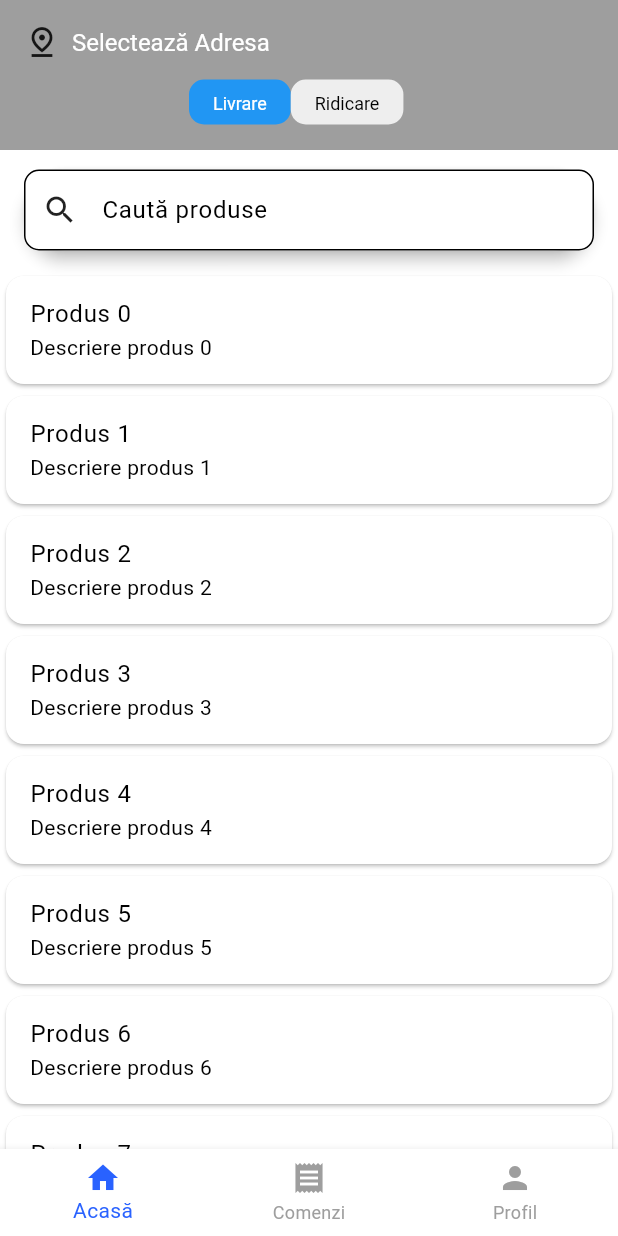
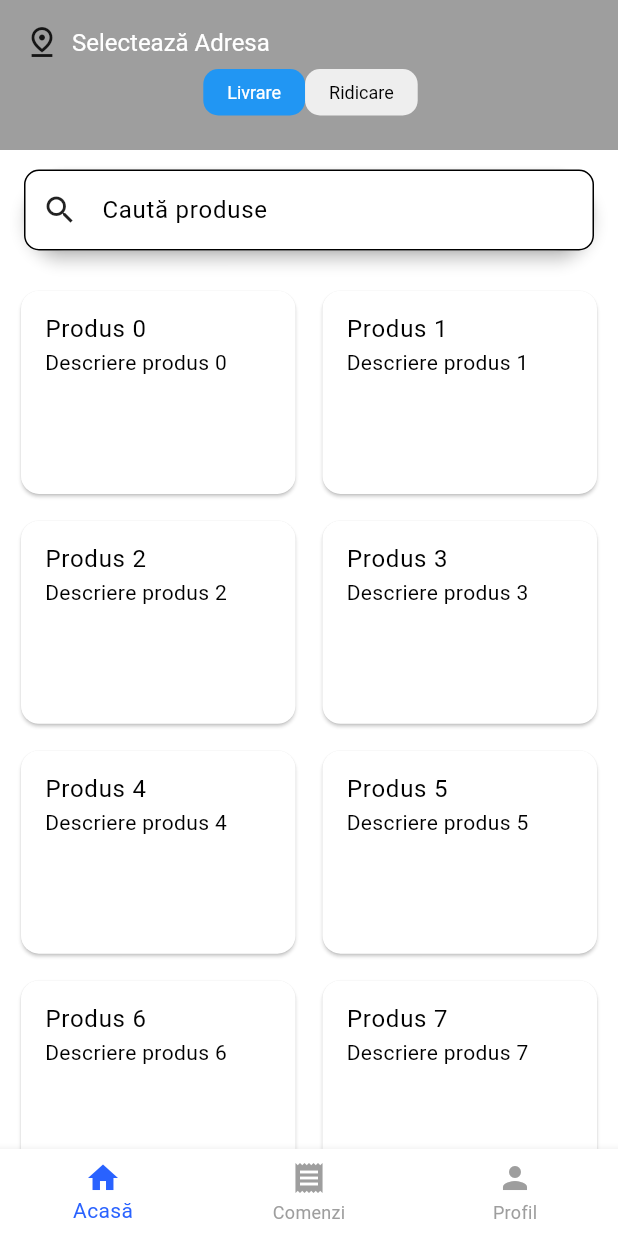
Before and after one commit to alexandru-ariton/butchery_project, a Flutter app: the BaraNavigare screen opened directly, on a phone screen of 412 x 824 dp. Run offline on Flutter 3.47's test engine with Material 3 defaults, Android fonts, the phone set to English and light mode, and no system bars; our stand-ins replace firebase_core, google_maps_flutter, shared_preferences; accounts and stored records are empty.

Commit message:
implementare pagina produse

```diff
--- a/gastrogrid_app/lib/aplicatie_client/Folder_Home/componente_home/butoane_livrare.dart
+++ b/gastrogrid_app/lib/aplicatie_client/Folder_Home/componente_home/butoane_livrare.dart
@@ -1,5 +1,3 @@
-// ignore_for_file: library_private_types_in_public_api, use_key_in_widget_constructors, prefer_const_constructors, sized_box_for_whitespace
-
 import 'package:flutter/material.dart';
 
 class DeliveryToggleButtons extends StatefulWidget {
@@ -12,15 +10,56 @@ class _DeliveryToggleButtonsState extends State<DeliveryToggleButtons> {
 
   @override
   Widget build(BuildContext context) {
-    return Container(
-      height: 40, // Înălțimea container-ului pentru butoane
-      child: Padding(
-        padding: const EdgeInsets.only(left: 110),
+    return Column(
+      mainAxisAlignment: MainAxisAlignment.center,
+      children: [
+        Padding(
+          padding: const EdgeInsets.only(left: 2),
           child: Row(
-          mainAxisSize:MainAxisSize.min, // Face ca Row să fie cât mai mic posibil
+            mainAxisSize: MainAxisSize.min, // Face ca Row să fie cât mai mic posibil
             children: <Widget>[
-            AnimatedContainer(
-              height: 30,
+              _buildDeliveryButton(),
+              _buildPickupButton(),
+            ],
+          ),
+        ),
+        if (isDeliverySelected) ...[
+          SizedBox(height: 10),
+
+          Center(
+            child: Row(
+              mainAxisSize: MainAxisSize.min,
+              children: [
+
+            Icon(Icons.timelapse_outlined,size: 15,),
+            Text('60 min', style: TextStyle(fontSize: 12)),
+            SizedBox(width: 8),
+            Icon(Icons.delivery_dining_outlined,size: 15,),
+            Text('5 lei', style: TextStyle(fontSize: 12)),
+            ],
+                    ),
+          ),
+
+        ] else ...[
+          SizedBox(height: 10),
+          Center(
+            child: Row(
+              mainAxisSize: MainAxisSize.min,
+              children: [
+
+            Icon(Icons.timelapse_outlined,size: 15,),
+            Text('20 min', style: TextStyle(fontSize: 12)),
+
+            ],
+                    ),
+          ),
+        ],
+      ],
+    );
+  }
+
+  Widget _buildDeliveryButton() {
+    return AnimatedContainer(
       duration: Duration(milliseconds: 300),
       curve: Curves.easeInOut,
       decoration: BoxDecoration(
@@ -38,14 +77,15 @@ class _DeliveryToggleButtonsState extends State<DeliveryToggleButtons> {
           'Livrare',
           style: TextStyle(
             color: isDeliverySelected ? Colors.white : Colors.black,
-                     fontSize: 12
+            fontSize: 12,
           ),
         ),
       ),
-            ),
-             // Spațiu între butoane
-            AnimatedContainer(
-              height: 30,
+    );
+  }
+
+  Widget _buildPickupButton() {
+    return AnimatedContainer(
       duration: Duration(milliseconds: 300),
       curve: Curves.easeInOut,
       decoration: BoxDecoration(
@@ -63,12 +103,8 @@ class _DeliveryToggleButtonsState extends State<DeliveryToggleButtons> {
           'Ridicare',
           style: TextStyle(
             color: !isDeliverySelected ? Colors.white : Colors.black,
-                    fontSize: 12
+            fontSize: 12,
           ),
-                ),
-              ),
-            ),
-          ],
         ),
       ),
     );
--- a/gastrogrid_app/lib/aplicatie_client/Folder_Home/pagina_home.dart
+++ b/gastrogrid_app/lib/aplicatie_client/Folder_Home/pagina_home.dart
@@ -3,6 +3,7 @@
 import 'package:flutter/material.dart';
 import 'package:flutter/widgets.dart';
 import 'package:gastrogrid_app/aplicatie_client/Folder_Home/componente_home/butoane_livrare.dart';
+import 'package:gastrogrid_app/aplicatie_client/Folder_Home/componente_home/pagina_produs.dart';
 
 class HomePage extends StatelessWidget {
   @override
@@ -20,7 +21,8 @@ class HomePage extends StatelessWidget {
             automaticallyImplyLeading: false,
             flexibleSpace: FlexibleSpaceBar(
               titlePadding: EdgeInsets.all(16), // Ajustează padding după preferințe
-              title: Column(
+              title: SingleChildScrollView(
+                child: Column(
                   mainAxisAlignment: MainAxisAlignment.end, // Alinează la baza spațiului flexibil
                   crossAxisAlignment: CrossAxisAlignment.start,
                   children: [
@@ -36,9 +38,10 @@ class HomePage extends StatelessWidget {
                                       ),
                     ),
 
-                  SizedBox(height: 8), // Spațiu între text și butoane
+                    SizedBox(height: 6), // Spațiu între text și butoane
                     DeliveryToggleButtons(), // Includem butoanele aici
                   ],
+                ),
               ),
               background: Container(
                 color: Theme.of(context).primaryColor, // Alege o culoare pentru fundal sau un gradient
@@ -75,20 +78,42 @@ class HomePage extends StatelessWidget {
             ),
             pinned: false,
           ),
-          SliverList(
+            // Înlocuiește SliverList cu SliverGrid
+          SliverPadding(
+            padding: EdgeInsets.all(10),
+            sliver: SliverGrid(
+              gridDelegate: SliverGridDelegateWithFixedCrossAxisCount(
+                crossAxisCount: 2, // Numărul de coloane
+                crossAxisSpacing: 10, // Spațierea orizontală între elemente
+                mainAxisSpacing: 10, // Spațierea verticală între elemente
+                childAspectRatio: 4 / 3, // Aspect ratio pentru dimensiunea cardurilor
+              ),
               delegate: SliverChildBuilderDelegate(
   (BuildContext context, int index) {
+    // Mock product data
+    final product = Product(
+      title: 'Produs $index',
+      description: 'Descriere produs $index',
+      price: (index + 1) * 5.0, // Example price calculation
+      imageUrl: 'https://via.placeholder.com/150', // Placeholder image URL
+    );
+
     return Card(
       child: ListTile(
-                    title: Text('Produs $index'),
-                    subtitle: Text('Descriere produs $index'),
+        title: Text(product.title),
+        subtitle: Text(product.description),
         onTap: () {
-                      // Logica pentru deschiderea detaliilor produsului
+          Navigator.of(context).push(
+            MaterialPageRoute(
+              builder: (context) => ProductDetailPage(product: product),
+            ),
+          );
         },
       ),
     );
   },
   childCount: 10, // numărul de produse
+),
             ),
           ),
         ],
--- a/gastrogrid_app/lib/aplicatie_client/bara_navigare.dart
+++ b/gastrogrid_app/lib/aplicatie_client/bara_navigare.dart
@@ -14,7 +14,7 @@ class _BaraNavigareState extends State<BaraNavigare> {
   int _selectedIndex = 0;
   List<Widget> _pages = [
     HomePage(),
-    OrderPage(),
+    OrdersPage(),
     ProfilePage(),
   ];
 
```
Also changed, not shown: gastrogrid_app/lib/aplicatie_client/Folder_Home/componente_home/my_silver_app_bar.dart (deleted, +0 -26 lines), gastrogrid_app/lib/aplicatie_client/Folder_Home/componente_home/pagina_produs.dart (+74 -0 lines), gastrogrid_app/lib/aplicatie_client/Folder_Orders/pagina_order.dart (+29 -44 lines). Lines whose indentation alone changed are shown as unchanged.
